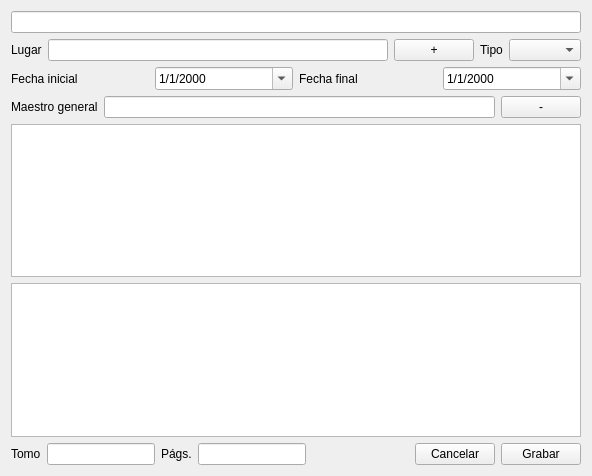
Old version of the form gui/dlgnuevocapitulo.ui in the repository rogorido/qtpredicadores.
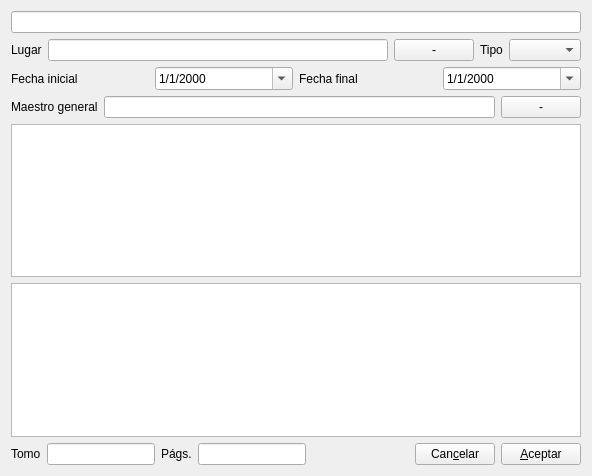
New version of the form. Custom widgets are drawn as their Qt base class.

Commit message: Más mejoras menores para chapters

The edit to the form file:
```diff
--- a/gui/dlgnuevocapitulo.ui
+++ b/gui/dlgnuevocapitulo.ui
@@ -42,7 +42,7 @@
         <string>&lt;html&gt;&lt;head/&gt;&lt;body&gt;&lt;p&gt;Añadir lugar&lt;/p&gt;&lt;/body&gt;&lt;/html&gt;</string>
        </property>
        <property name="text">
-        <string>+</string>
+        <string>-</string>
        </property>
       </widget>
      </item>
@@ -169,14 +169,14 @@
      <item>
       <widget class="QPushButton" name="btCancel">
        <property name="text">
-        <string>Cancelar</string>
+        <string>Can&amp;celar</string>
        </property>
       </widget>
      </item>
      <item>
       <widget class="QPushButton" name="btOK">
        <property name="text">
-        <string>Grabar</string>
+        <string>&amp;Aceptar</string>
        </property>
       </widget>
      </item>
```
Left out of the diff: 4 changed lines with no effect on the pictures. The commit also changes 2 other files.
